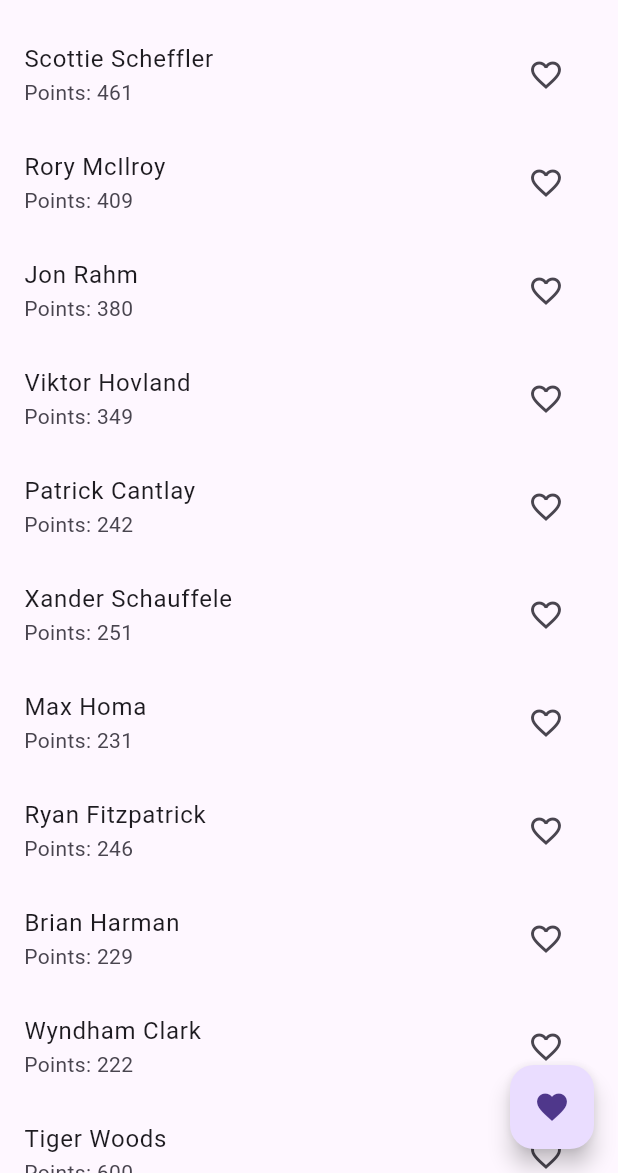
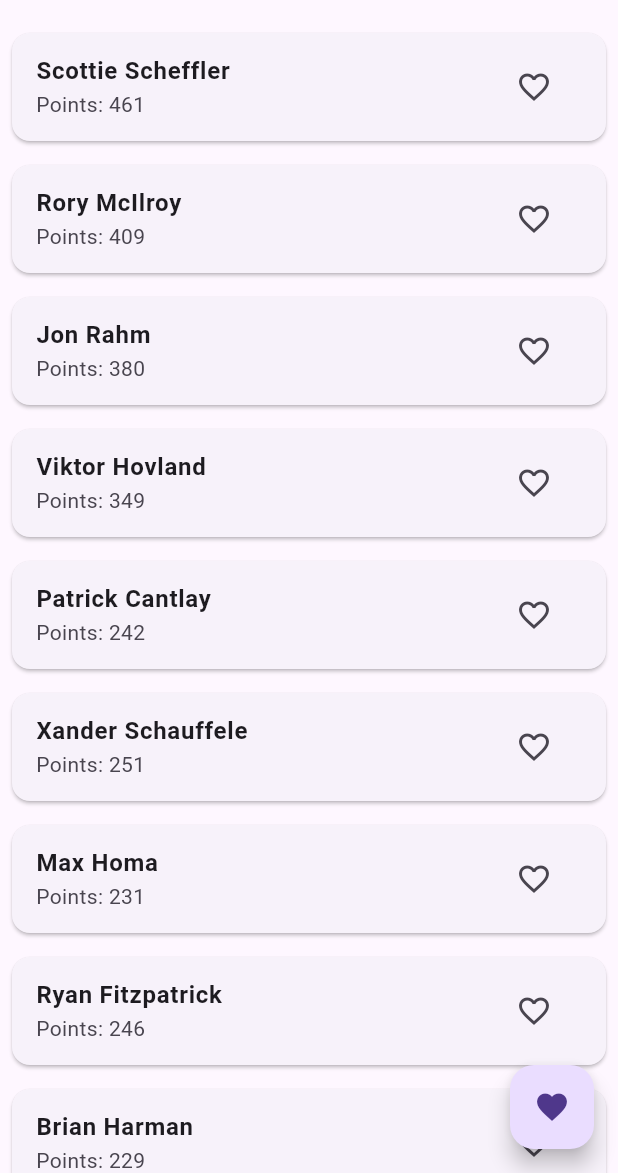
Before and after one commit to beeecer/PGA_Tour_Project, a Flutter app: the screen it shows after launch, on a phone screen of 412 x 824 dp, the part 63-1236 px from its top. Run offline on Flutter 3.47's test engine with Material 3 defaults, Android fonts, the light colour scheme and no system bars; our stand-ins replace hive, hive_flutter; accounts and stored records are empty.

Commit message:
Added Final Touches

```diff
--- a/lib/info_screen.dart
+++ b/lib/info_screen.dart
@@ -34,7 +34,7 @@ class _InfoScreenState extends State<InfoScreen> {
           Navigator.push(
             context,
             MaterialPageRoute(
-              builder: (context) => FavoritedGolfersScreen(), // Navigate to FavoritedGolfersScreen
+              builder: (context) => FavoritedGolfersScreen(),
             ),
           );
         },
@@ -55,7 +55,6 @@ class _InfoScreenState extends State<InfoScreen> {
       Golfer('Ryan Fitzpatrick', 246),
       Golfer('Brian Harman', 229),
       Golfer('Wyndham Clark', 222),
-      Golfer('Tiger Woods', 600),
     ];
 
     for (var i = 0; i < golfers.length; i++) {
@@ -70,13 +69,27 @@ class _InfoScreenState extends State<InfoScreen> {
       itemCount: golfers.length,
       itemBuilder: (context, index) {
         final golfer = golfers[index];
-        return ListTile(
-          title: Text(golfer.name),
-          subtitle: Text('Points: ${golfer.points}'),
+        return Expanded(
+          child: Card(
+            margin: EdgeInsets.all(8.0),
+            child: ListTile(
+              title: Text(
+                golfer.name,
+                style: TextStyle(
+                  fontWeight: FontWeight.bold,
+                  fontSize: 16,
+                ),
+              ),
+              subtitle: Text(
+                'Points: ${golfer.points}',
+                style: TextStyle(
+                  fontSize: 14,
+                ),
+              ),
               trailing: IconButton(
                 icon: Icon(
                   golfer.isFavorite ? Icons.favorite : Icons.favorite_border,
-              color: golfer.isFavorite ? Colors.red : null, // Set the color conditionally
+                  color: golfer.isFavorite ? Colors.red : null,
                 ),
                 onPressed: () {
                   setState(() {
@@ -97,6 +110,8 @@ class _InfoScreenState extends State<InfoScreen> {
                   SnackBar(content: Text('Points: ${golfer.points}')),
                 );
               },
+            ),
+          ),
         );
       },
     );
```
Lines whose indentation alone changed are shown as unchanged.
